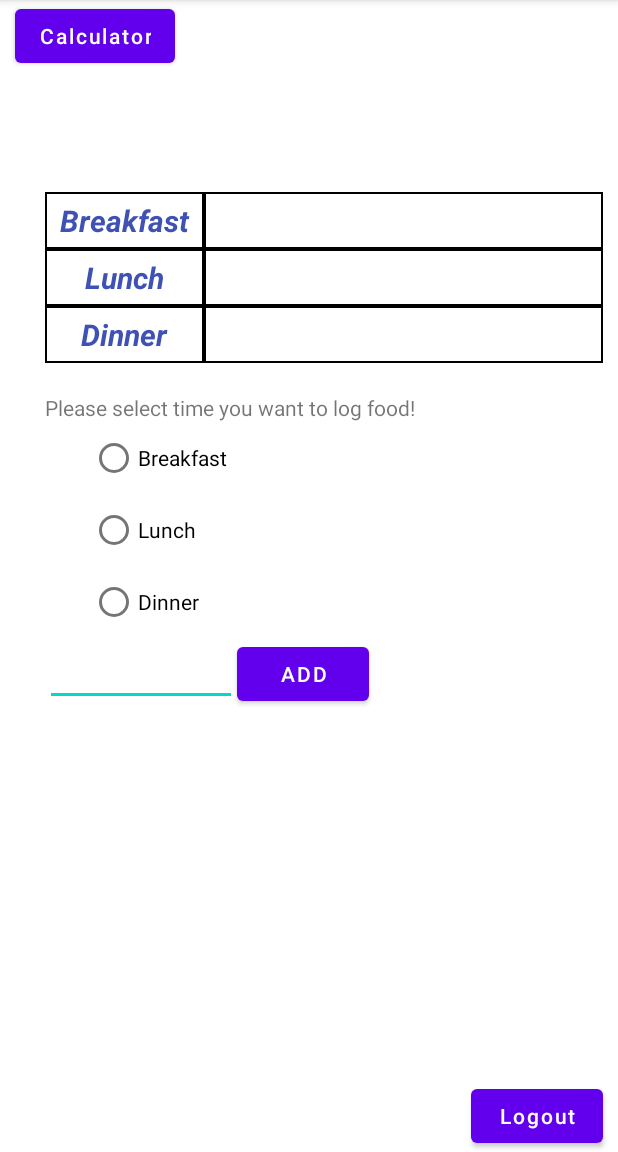
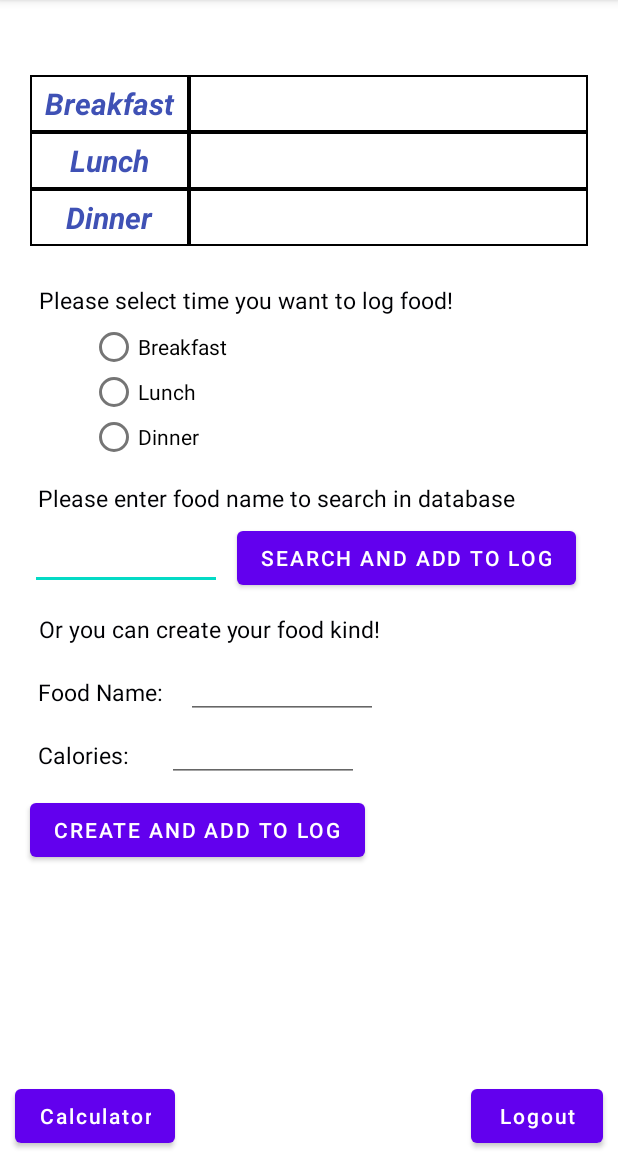
Before and after one commit to LlockieLleone/NutritiousLife, an Android app: the Home screen opened directly, with no data from a screen before it, on a phone screen of 412 x 824 dp, the part 84-1236 px from its top. Run offline under Robolectric (Android 15) with nearby library versions, the phone set to English and light mode, and no system bars; our stand-ins replace Firebase (no records; nobody signed in at launch, a user with empty details on screens opened directly).

Commit message:
Modify Main Page UI, Finish Solve problem

```diff
--- a/app/src/main/java/com/example/nutritiouslife/Home.java
+++ b/app/src/main/java/com/example/nutritiouslife/Home.java
@@ -41,7 +41,6 @@ public class Home extends AppCompatActivity implements View.OnClickListener, Val
     Button btnLogout, btnCalculator, btnAddSearch;
     String userId = "";
     private int weight;
-    ListView listViewSearch;
     EditText editTextSearch;
     TextView textViewBreakfast;
     RadioButton rbBreakfast, rbLunch, rbDinner;
@@ -67,7 +66,6 @@ public class Home extends AppCompatActivity implements View.OnClickListener, Val
         rbDinner = findViewById(R.id.rbDinner);
 
         editTextSearch = findViewById(R.id.editTextSearch);
-        listViewSearch = findViewById(R.id.listViewSearch);
 
         textViewBreakfast = findViewById(R.id.textViewBreakfast);
 
--- a/app/src/main/res/layout/activity_home.xml
+++ b/app/src/main/res/layout/activity_home.xml
@@ -26,7 +26,7 @@
         android:text="Calculator"
 
         app:layout_constraintLeft_toLeftOf="parent"
-        app:layout_constraintTop_toTopOf="parent"
+        app:layout_constraintBottom_toBottomOf="parent"
         android:layout_marginLeft="10dp"
 
         android:textAllCaps="false"
@@ -36,12 +36,12 @@
         android:id="@+id/tableLog"
         android:layout_width="wrap_content"
         android:layout_height="wrap_content"
-        android:layout_marginTop="60dp"
+        android:layout_marginTop="30dp"
         android:padding="20dp"
         android:stretchColumns="2"
         android:gravity="center"
-        app:layout_constraintTop_toBottomOf="@+id/btnCalculator"
-        app:layout_constraintLeft_toLeftOf="@+id/btnCalculator"
+        app:layout_constraintTop_toTopOf="parent"
+        app:layout_constraintLeft_toLeftOf="parent"
         >
         <TableRow
             android:layout_width="fill_parent"
@@ -122,8 +122,14 @@
         android:layout_height="wrap_content"
         app:layout_constraintTop_toBottomOf="@+id/tableLog"
         app:layout_constraintLeft_toLeftOf="parent"
-        android:layout_marginLeft="30dp"
-        android:text="Please select time you want to log food!" />
+        android:layout_marginLeft="20dp"
+
+        android:textSize="15sp"
+
+        android:text="Please select time you want to log food!"
+
+        style="@style/textViewStyle"
+        />
 
     <RadioGroup
         android:id="@+id/rgTime"
@@ -137,7 +143,8 @@
         <RadioButton
             android:id="@+id/rbBreakfast"
             android:layout_width="match_parent"
-            android:layout_height="wrap_content"
+            android:layout_height="30dp"
+
             android:text="Breakfast"
             android:onClick="onClick"
             />
@@ -145,7 +152,7 @@
         <RadioButton
             android:id="@+id/rbLunch"
             android:layout_width="match_parent"
-            android:layout_height="wrap_content"
+            android:layout_height="30dp"
             android:text="Lunch"
             android:onClick="onClick"
             />
@@ -153,39 +160,143 @@
         <RadioButton
             android:id="@+id/rbDinner"
             android:layout_width="match_parent"
-            android:layout_height="wrap_content"
+            android:layout_height="30dp"
             android:text="Dinner"
             android:onClick="onClick"
             />
 
     </RadioGroup>
+
+    <TextView
+        android:id="@+id/textViewSearchFoodName"
+        android:layout_width="wrap_content"
+        android:layout_height="wrap_content"
+        android:text="Please enter food name to search in database"
+
+        android:textSize="15sp"
+
+        app:layout_constraintTop_toBottomOf="@id/rgTime"
+        app:layout_constraintLeft_toLeftOf="parent"
+
+        android:layout_marginLeft="20dp"
+        android:layout_marginTop="10dp"
+
+        style="@style/textViewStyle"
+        />
+
     <EditText
         android:id="@+id/editTextSearch"
         android:layout_width="wrap_content"
         android:layout_height="wrap_content"
         android:ems="6"
         android:text=""
-        app:layout_constraintTop_toBottomOf="@id/rgTime"
+        app:layout_constraintTop_toBottomOf="@id/textViewSearchFoodName"
         app:layout_constraintLeft_toLeftOf="parent"
-        android:layout_marginLeft="30dp" />
+        android:layout_marginLeft="20dp" />
 
     <Button
         android:id="@+id/btnAddSearch"
         android:layout_width="wrap_content"
         android:layout_height="wrap_content"
-        android:text="Add"
-        app:layout_constraintTop_toBottomOf="@+id/rgTime"
+        android:text="Search and add to log"
+        app:layout_constraintTop_toTopOf="@+id/editTextSearch"
         app:layout_constraintLeft_toRightOf="@+id/editTextSearch"
+
+        android:layout_marginLeft="10dp"
+
         android:onClick="onClick"
         />
 
-    <ListView
-        android:id="@+id/listViewSearch"
-        android:layout_width="match_parent"
-        android:layout_height="match_parent"
-        android:divider="#ad5"
-        android:dividerHeight="2dp"
-        android:layout_below="@+id/editTextSearch"
+    <TextView
+        android:id="@+id/textViewEnterFood"
+        android:layout_width="wrap_content"
+        android:layout_height="wrap_content"
+        android:text="Or you can create your food kind!"
+
+        android:textSize="15sp"
+
+        app:layout_constraintTop_toBottomOf="@id/editTextSearch"
+        app:layout_constraintLeft_toLeftOf="parent"
+
+        android:layout_marginLeft="20dp"
+        android:layout_marginTop="10dp"
+
+        style="@style/textViewStyle"
         />
 
+    <TextView
+        android:id="@+id/textViewEnterFoodName"
+        android:layout_width="wrap_content"
+        android:layout_height="wrap_content"
+        android:text="Food Name:"
+
+        android:textSize="15sp"
+
+        app:layout_constraintTop_toBottomOf="@id/textViewEnterFood"
+        app:layout_constraintLeft_toLeftOf="parent"
+
+        android:layout_marginLeft="20dp"
+        android:layout_marginTop="10dp"
+
+        style="@style/textViewStyle"
+        />
+
+    <EditText
+        android:id="@+id/editTextFoodNameByUser"
+        android:layout_width="wrap_content"
+        android:layout_height="35dp"
+        android:ems="6"
+        android:text=""
+        app:layout_constraintTop_toTopOf="@id/textViewEnterFoodName"
+        app:layout_constraintLeft_toRightOf="@id/textViewEnterFoodName"
+        app:layout_constraintBottom_toBottomOf="@id/textViewEnterFoodName"
+
+        android:layout_marginLeft="10dp" />
+
+    <TextView
+        android:id="@+id/textViewEnterFoodCalories"
+        android:layout_width="wrap_content"
+        android:layout_height="wrap_content"
+        android:text="Calories:"
+
+        android:textSize="15sp"
+
+        app:layout_constraintTop_toBottomOf="@id/textViewEnterFoodName"
+        app:layout_constraintLeft_toLeftOf="parent"
+
+        android:layout_marginLeft="20dp"
+        android:layout_marginTop="10dp"
+
+        style="@style/textViewStyle"
+        />
+
+    <EditText
+        android:id="@+id/editTextCaloriesByUser"
+        android:layout_width="wrap_content"
+        android:layout_height="35dp"
+        android:ems="6"
+        android:text=""
+        app:layout_constraintTop_toTopOf="@id/textViewEnterFoodCalories"
+        app:layout_constraintLeft_toRightOf="@id/textViewEnterFoodCalories"
+        app:layout_constraintBottom_toBottomOf="@id/textViewEnterFoodCalories"
+
+
+        android:layout_marginLeft="20dp" />
+
+    <Button
+        android:id="@+id/btnAddManual"
+        android:layout_width="wrap_content"
+        android:layout_height="wrap_content"
+        android:text="Create and add to log"
+        app:layout_constraintTop_toBottomOf="@+id/textViewEnterFoodCalories"
+        app:layout_constraintLeft_toLeftOf="@+id/editTextSearch"
+
+        android:layout_marginTop="10dp"
+
+        android:onClick="onClick"
+        />
+
+
+
+
 </androidx.constraintlayout.widget.ConstraintLayout>
```
